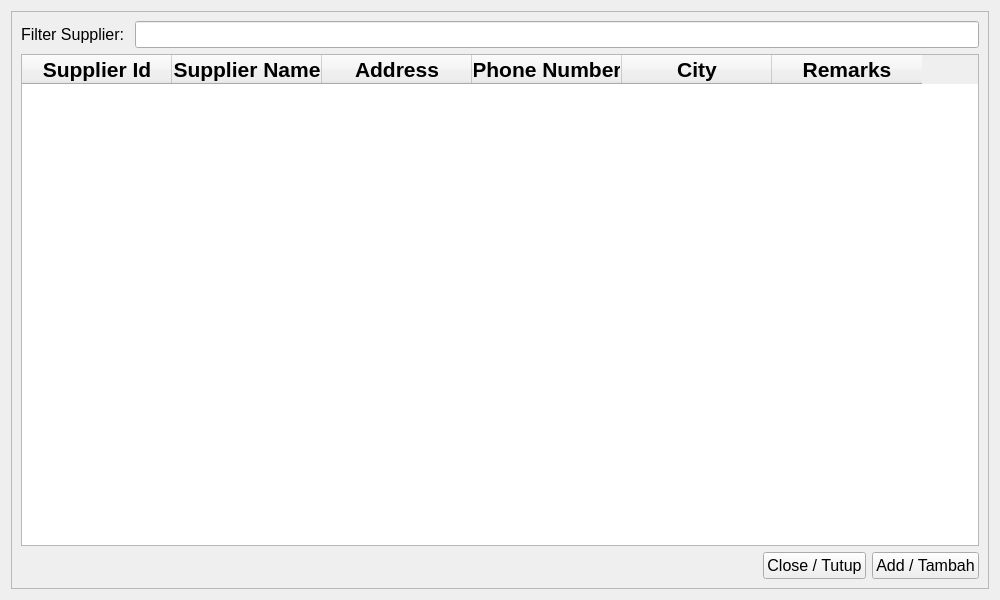
Qt form ui/suppliers_dialog.ui (michael-halim/pos) before a commit.
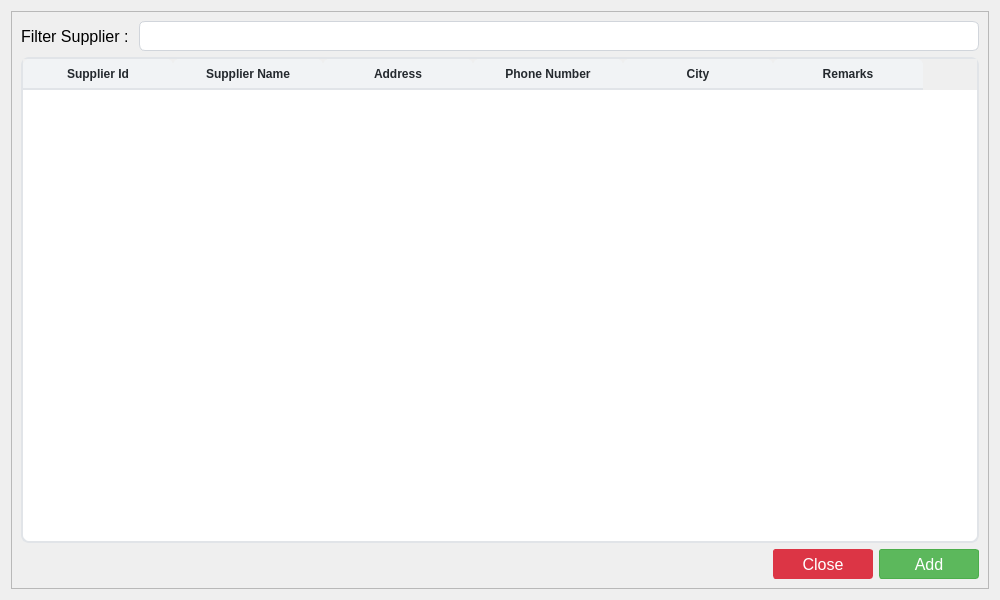
The same form after that commit.

Commit message: Patch#34: Added UI - Added UI for Table, Button, and Input - Fix some UI Behavior

```diff
--- a/ui/suppliers_dialog.ui
+++ b/ui/suppliers_dialog.ui
@@ -13,6 +13,256 @@
   <property name="windowTitle">
    <string>Suppliers</string>
   </property>
+  <property name="styleSheet">
+   <string notr="true">QLineEdit{
+	border: 1px solid #d1d5db;      /* Light gray border */
+    border-radius: 6px;             /* Rounded corners */
+    outline: none;                  /* Remove default outline */
+    color: #333;                    /* Text color */
+    background-color: #fff;       /* Light gray background */
+    
+}
+
+QLineEdit:focus {
+    border: 1px solid #93c5fd;       /* Blue border on focus */
+    background-color: #ffffff;       /* White background when focused */
+}
+
+QLineEdit:disabled {
+    border: 1px solid #e5e7eb;      /* Lighter border when disabled */
+    background-color: #f3f4f6;      /* Light gray background when disabled */
+    color: #9ca3af;                 /* Lighter text color when disabled */
+}
+
+/* QComboBox Styling - Improved with clearer state indicators */
+QComboBox {
+    border: 1px solid #d1d5db;      /* Light gray border */
+    border-radius: 6px;             /* Rounded corners */
+    padding: 6px 12px 6px 10px;     /* Add some padding */
+    min-height: 20px;               /* Minimum height */
+    color: #333;                    /* Text color */
+    background-color: #fff;         /* White background */
+    selection-background-color: #93c5fd; /* Light blue selection */
+    font-size: 14px;                /* Consistent font size */
+    min-width: 6em;                 /* Minimum width */
+}
+
+QComboBox:hover:!disabled {
+    border-color: #93c5fd;          /* Light blue border on hover when enabled */
+    background-color: #f0f7ff;      /* Very light blue background on hover */
+}
+
+QComboBox:focus {
+    border: 2px solid #3b82f6;      /* Thicker, darker blue border on focus */
+    background-color: #ffffff;      /* Pure white background when focused */
+}
+
+QComboBox:disabled {
+    border: 1px solid #d9dce0;      /* Very light gray border when disabled */
+    background-color: #f3f4f6;      /* Light gray background when disabled */
+    color: #9ca3af;                 /* Lighter text color when disabled */
+}
+
+QComboBox::drop-down {
+    subcontrol-origin: padding;
+    subcontrol-position: center right;
+    width: 20px;
+    border: none;                   /* Remove border for cleaner look */
+    margin-right: 5px;              /* Add some margin */
+}
+
+/* If you don't have an icon, use this instead: */
+QComboBox::down-arrow {
+    width: 0;
+    height: 0;
+    border-left: 5px solid transparent;
+    border-right: 5px solid transparent;
+    border-top: 5px solid #666;     /* Arrow color */
+    margin-right: 5px;
+}
+
+QComboBox::down-arrow:disabled {
+    border-top: 5px solid #b0b0b0;  /* Lighter arrow color when disabled */
+}
+
+QComboBox:disabled {
+    color: #9ca3af;                 /* Lighter text when disabled */
+    background-color: #f3f4f6;      /* Light gray background */
+    border-color: #e5e7eb;          /* Lighter border */
+}
+
+/* Add a visual indicator for disabled state */
+QComboBox:disabled {
+    color: #9ca3af;
+    background-color: #f3f4f6;
+    border: 1px solid #e5e7eb;
+    padding-right: 25px;            /* Make room for the lock icon */
+}
+
+/* If you don't have a lock icon, use a pattern instead */
+QComboBox:disabled {
+    background-image: repeating-linear-gradient(
+        45deg,
+        transparent,
+        transparent 5px,
+        rgba(200, 200, 200, 0.1) 5px,
+        rgba(200, 200, 200, 0.1) 10px
+    );
+}
+
+QComboBox QAbstractItemView {
+    border: 1px solid #d1d5db;
+    border-radius: 0px 0px 6px 6px;
+    background-color: white;
+    selection-background-color: #3b82f6;  /* Darker blue for better contrast */
+    selection-color: white;               /* White text on selection */
+    outline: none;
+    padding: 5px;
+}
+
+QComboBox QAbstractItemView::item {
+    min-height: 25px;               /* Taller items for better clickability */
+    padding: 5px;                   /* Padding inside items */
+}
+
+QComboBox QAbstractItemView::item:hover {
+    background-color: #e5f0ff;      /* Light blue on hover */
+    color: #333;
+}
+
+/* QTextEdit Styling - Similar to QLineEdit */
+QTextEdit {
+    border: 1px solid #d1d5db;      /* Light gray border */
+    border-radius: 6px;             /* Rounded corners */
+    outline: none;                  /* Remove default outline */
+    color: #333;                    /* Text color */
+    background-color: #fff;         /* White background */
+    padding: 6px 10px;              /* Add some padding for better text display */
+    selection-background-color: #93c5fd; /* Light blue selection */
+}
+
+QTextEdit:focus {
+    border: 1px solid #93c5fd;      /* Blue border on focus */
+    background-color: #ffffff;      /* White background when focused */
+}
+
+QTextEdit:disabled {
+    border: 1px solid #e5e7eb;      /* Lighter border when disabled */
+    background-color: #f3f4f6;      /* Light gray background when disabled */
+    color: #9ca3af;                 /* Lighter text color when disabled */
+}
+
+
+/* QDateEdit Styling */
+QDateEdit {
+    border: 1px solid #d1d5db;
+    border-radius: 6px;
+    padding: 6px 10px;
+    min-height: 20px;
+    color: #333;
+    background-color: #fff;
+    font-size: 14px;
+}
+
+QDateEdit:hover:!disabled {
+    border-color: #93c5fd;
+    background-color: #f0f7ff;
+}
+
+QDateEdit:focus {
+    border: 2px solid #3b82f6;
+    background-color: #ffffff;
+}
+
+QDateEdit:disabled {
+    color: #9ca3af;
+    background-color: #f3f4f6;
+    border: 1px dashed #c0c0c0;
+}
+
+QDateEdit::drop-down {
+    subcontrol-origin: padding;
+    subcontrol-position: center right;
+    width: 20px;
+    border: none;
+    margin-right: 5px;
+}
+
+QDateEdit::down-arrow {
+    width: 0;
+    height: 0;
+    border-left: 5px solid transparent;
+    border-right: 5px solid transparent;
+    border-top: 5px solid #666;
+    margin-right: 5px;
+}
+
+QDateEdit::down-arrow:disabled {
+    border-top: 5px solid #b0b0b0;
+}
+
+/* Calendar popup styling */
+QCalendarWidget {
+    background-color: white;
+    border: 1px solid #d1d5db;
+}
+
+QCalendarWidget QToolButton {
+    color: #333;
+    background-color: transparent;
+    border: 1px solid transparent;
+    border-radius: 4px;
+    padding: 4px;
+}
+
+QCalendarWidget QToolButton:hover {
+    background-color: #f0f7ff;
+    border: 1px solid #93c5fd;
+}
+
+QCalendarWidget QMenu {
+    background-color: white;
+    border: 1px solid #d1d5db;
+    padding: 5px;
+}
+
+QCalendarWidget QSpinBox {
+    border: 1px solid #d1d5db;
+    border-radius: 4px;
+    padding: 3px;
+    background-color: white;
+}
+
+QCalendarWidget QAbstractItemView:enabled {
+    background-color: white;
+    color: #333;
+    selection-background-color: #3b82f6;
+    selection-color: white;
+}
+
+QCalendarWidget QAbstractItemView:disabled {
+    color: #9ca3af;
+}
+
+QCalendarWidget QWidget#qt_calendar_navigationbar {
+    background-color: #f1f5f9;
+    border-bottom: 1px solid #d1d5db;
+    padding: 4px;
+}
+
+QPushButton {
+    text-align: center;
+    white-space: nowrap;
+    vertical-align: middle;
+    border: 1px solid transparent;
+    line-height: 1.5;
+    border-radius: 3px;
+    margin: 0.25rem;
+	opacity: 0.55;
+
+}
+</string>
+  </property>
   <layout class="QGridLayout" name="gridLayout_2">
    <item row="0" column="0">
     <widget class="QFrame" name="frame">
@@ -31,6 +281,12 @@
            <layout class="QHBoxLayout" name="horizontalLayout_4">
             <item>
              <widget class="QLabel" name="filter_suppliers_dialog_label">
+              <property name="minimumSize">
+               <size>
+                <width>0</width>
+                <height>30</height>
+               </size>
+              </property>
               <property name="maximumSize">
                <size>
                 <width>16777215</width>
@@ -43,7 +299,7 @@
                </font>
               </property>
               <property name="text">
-               <string>Filter Supplier: </string>
+               <string>Filter Supplier : </string>
               </property>
               <property name="alignment">
                <set>Qt::AlignLeading|Qt::AlignLeft|Qt::AlignVCenter</set>
@@ -55,7 +311,7 @@
               <property name="minimumSize">
                <size>
                 <width>0</width>
-                <height>0</height>
+                <height>30</height>
                </size>
               </property>
               <property name="maximumSize">
@@ -87,6 +343,75 @@
               <height>16777215</height>
              </size>
             </property>
+            <property name="styleSheet">
+             <string notr="true">QTableWidget {
+            background-color: #ffffff;
+            alternate-background-color: #f5f8fa;
+            border: 2px solid #e1e4e8;
+            border-radius: 8px;
+            gridline-color: #e1e4e8;
+            selection-background-color: #0366d6;
+            selection-color: #ffffff;
+        }
+        
+        QTableWidget::item {
+            border-bottom: 1px solid #e1e4e8;
+			padding: 6px;
+        }
+        
+        QTableWidget::item:selected {
+            background-color: #0366d6;
+			border: none; /* Remove any border on selected items */
+        }
+
+        QTableWidget::item:focus {
+            border: none; /* Remove the focus border */
+            outline: none; /* Remove the focus outline */
+        }
+
+        QHeaderView::section {
+            background-color: #f1f3f5;
+            color: #24292e;
+            font-weight: bold;
+            border: none;
+            border-bottom: 2px solid #e1e4e8;
+            padding: 3px;
+            border-top-left-radius: 6px;
+            border-top-right-radius: 6px;
+        }
+        
+        QTableWidget QScrollBar:vertical {
+            border: none;
+            background: #f1f3f5;
+            width: 10px;
+            border-radius: 5px;
+        }
+        
+        QTableWidget QScrollBar::handle:vertical {
+            background: #c0c0c0;
+            border-radius: 5px;
+        }
+        
+        QTableWidget QScrollBar::handle:vertical:hover {
+            background: #a0a0a0;
+        }
+        
+        QTableWidget QScrollBar:horizontal {
+            border: none;
+            background: #f1f3f5;
+            height: 10px;
+            border-radius: 5px;
+        }
+        
+        QTableWidget QScrollBar::handle:horizontal {
+            background: #c0c0c0;
+            border-radius: 5px;
+        }
+        
+        QTableWidget QScrollBar::handle:horizontal:hover {
+            background: #a0a0a0;
+        }</string>
+            </property>
             <attribute name="horizontalHeaderDefaultSectionSize">
              <number>150</number>
             </attribute>
@@ -96,7 +421,7 @@
              </property>
              <property name="font">
               <font>
-               <pointsize>16</pointsize>
+               <pointsize>12</pointsize>
                <weight>75</weight>
                <bold>true</bold>
               </font>
@@ -111,7 +436,7 @@
              </property>
              <property name="font">
               <font>
-               <pointsize>16</pointsize>
+               <pointsize>12</pointsize>
                <weight>75</weight>
                <bold>true</bold>
               </font>
@@ -126,7 +451,7 @@
              </property>
              <property name="font">
               <font>
-               <pointsize>16</pointsize>
+               <pointsize>12</pointsize>
                <weight>75</weight>
                <bold>true</bold>
               </font>
@@ -141,7 +466,7 @@
              </property>
              <property name="font">
               <font>
-               <pointsize>16</pointsize>
+               <pointsize>12</pointsize>
                <weight>75</weight>
                <bold>true</bold>
               </font>
@@ -156,7 +481,7 @@
              </property>
              <property name="font">
               <font>
-               <pointsize>16</pointsize>
+               <pointsize>12</pointsize>
                <weight>75</weight>
                <bold>true</bold>
               </font>
@@ -171,7 +496,7 @@
              </property>
              <property name="font">
               <font>
-               <pointsize>16</pointsize>
+               <pointsize>12</pointsize>
                <weight>75</weight>
                <bold>true</bold>
               </font>
@@ -201,25 +526,65 @@
           </item>
           <item>
            <widget class="QPushButton" name="close_suppliers_dialog_button">
+            <property name="minimumSize">
+             <size>
+              <width>100</width>
+              <height>30</height>
+             </size>
+            </property>
             <property name="font">
              <font>
               <pointsize>12</pointsize>
              </font>
             </property>
+            <property name="styleSheet">
+             <string notr="true">QPushButton {
+    color: #fff;
+    background-color: #dc3545;
+    border-color: #dc3545;
+}
+QPushButton:hover {
+    background-color: #bb2d3b;
+    border-color: #b02a37;
+}</string>
+            </property>
             <property name="text">
-             <string>Close / Tutup</string>
+             <string>Close</string>
             </property>
            </widget>
           </item>
           <item>
            <widget class="QPushButton" name="add_supplier_dialog_button">
+            <property name="minimumSize">
+             <size>
+              <width>100</width>
+              <height>30</height>
+             </size>
+            </property>
             <property name="font">
              <font>
               <pointsize>12</pointsize>
              </font>
             </property>
+            <property name="styleSheet">
+             <string notr="true">QPushButton {
+    color: #fff;
+    background-color: #5cb85c;
+    border-color: #4cae4c;
+}
+QPushButton:hover {
+    background-color: #4cae4c;
+    border-color: #419641;
+}
+QPushButton:disabled {
+    background-color: #a3d7a3;
+    border-color: #a3d7a3;
+    color: #e8f5e8;
+}
+</string>
+            </property>
             <property name="text">
-             <string>Add / Tambah</string>
+             <string>Add</string>
             </property>
            </widget>
           </item>
```
The commit also changes 35 other files.
